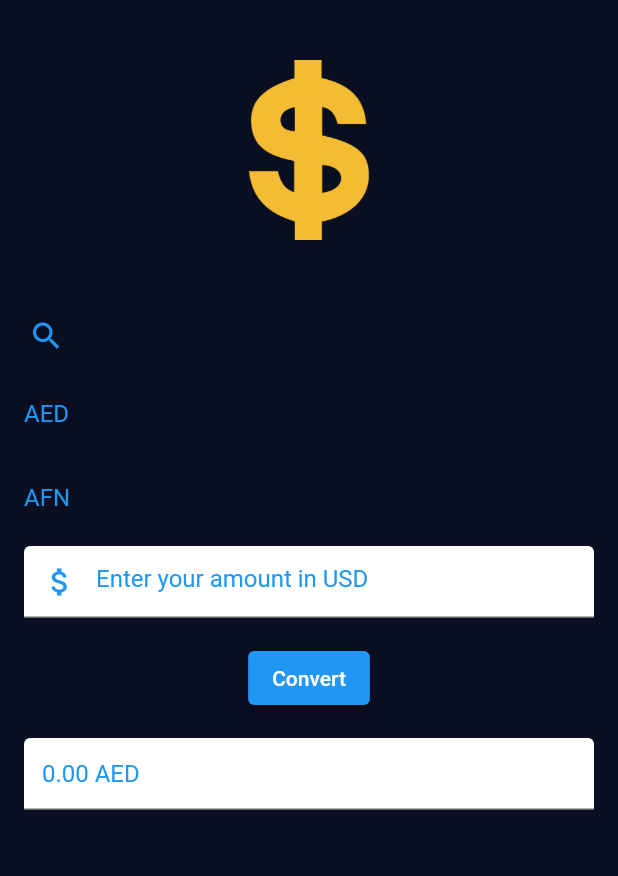
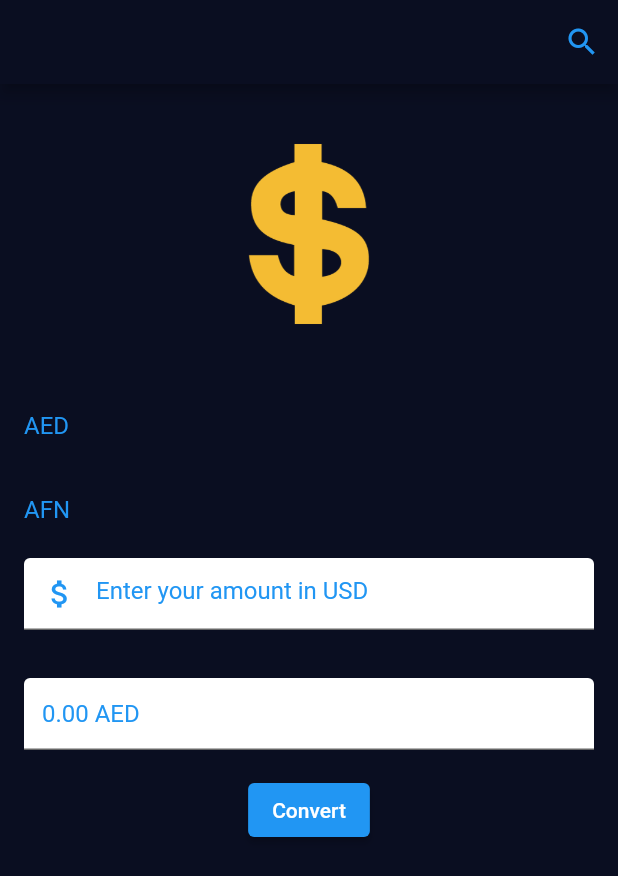
Before and after one commit to Mutei/currency_convertor, a Flutter app: the screen it shows after launch, on a phone screen of 412 x 824 dp. Shown: the top 876 px of the screen. Run offline on Flutter 3.47's test engine with Material 2 defaults, Android fonts, the phone set to English and light mode, and no system bars; our stand-ins replace connectivity.

Commit message:
Updated Commit

```diff
--- a/lib/currency_convertor.dart
+++ b/lib/currency_convertor.dart
@@ -48,16 +48,16 @@ class _CurrencyConvertorState extends State<CurrencyConvertor> {
         return AlertDialog(
           backgroundColor: kPrimaryColor,
           title: const Text(
-            'Search Currency',
+            'Enter a Currency',
             style: TextStyle(
               color: kSearchDialogueTextColors,
             ),
           ),
           content: TextField(
             decoration: const InputDecoration(
-              hintText: 'Enter a currency...',
+              hintText: 'Ex: (SAR or Saudi Riyals) ',
               hintStyle: TextStyle(
-                color: kSearchDialogueTextColors,
+                color: Colors.grey,
               ),
             ),
             style: const TextStyle(
@@ -69,7 +69,11 @@ class _CurrencyConvertorState extends State<CurrencyConvertor> {
 
                 filteredCurrencies =
                     listLength.getCurrenciesList().where((currency) {
-                  return currency.toLowerCase().contains(searchText);
+                  return currency.toLowerCase().contains(searchText) ||
+                      listLength
+                          .getFullCurrencyName(currency)
+                          .toLowerCase()
+                          .contains(searchText);
                 }).toList();
               });
             },
@@ -104,6 +108,20 @@ class _CurrencyConvertorState extends State<CurrencyConvertor> {
   Widget build(BuildContext context) {
     return Scaffold(
       backgroundColor: kPrimaryColor,
+      appBar: AppBar(
+        backgroundColor: kPrimaryColor,
+        actions: [
+          IconButton(
+            icon: const Icon(
+              Icons.search,
+              color: kSearchDialogueTextColors,
+            ),
+            onPressed: () {
+              openSearchDialog(context);
+            },
+          ),
+        ],
+      ),
       body: SingleChildScrollView(
         child: SafeArea(
           child: Center(
@@ -119,18 +137,7 @@ class _CurrencyConvertorState extends State<CurrencyConvertor> {
                     height: 200,
                   ),
                 ),
-                Container(
-                  padding: const EdgeInsets.only(right: 350),
-                  child: IconButton(
-                    icon: const Icon(
-                      Icons.search,
-                      color: kSearchDialogueTextColors,
-                    ),
-                    onPressed: () {
-                      openSearchDialog(context);
-                    },
-                  ),
-                ),
+
                 // Display the filtered currency list
                 SizedBox(
                   height: 100, // Set the desired height
@@ -138,21 +145,40 @@ class _CurrencyConvertorState extends State<CurrencyConvertor> {
                     itemCount: filteredCurrencies.length,
                     itemBuilder: (context, index) {
                       return ListTile(
-                        title: Text(
-                          filteredCurrencies[index],
-                          style:
-                              const TextStyle(color: kSearchDialogueTextColors),
-                        ),
-                        onTap: () {
-                          setState(() {
-                            selectedCurrency = filteredCurrencies[index];
+                          title: Text(
+                            filteredCurrencies[index],
+                            style: const TextStyle(
+                                color: kSearchDialogueTextColors),
+                          ),
+                          onTap: () {
+                            setState(() {
+                              // Check if the selected currency is a full name, and find its shortcut
+                              selectedCurrency = listLength
+                                  .getCurrenciesList()
+                                  .firstWhere(
+                                    (currency) =>
+                                        currency.toLowerCase() ==
+                                            filteredCurrencies[index]
+                                                .toLowerCase() ||
+                                        listLength
+                                                .getFullCurrencyName(currency)
+                                                .toLowerCase() ==
+                                            filteredCurrencies[index]
+                                                .toLowerCase(),
+                                    orElse: () =>
+                                        selectedCurrency, // Use the current selection if not found
+                                  );
+                            });
                           });
-                        },
-                      );
                     },
                   ),
                 ),
+
                 PaddingEnterAmount(controller: controller),
+
+                PaddingTotalValue(
+                    recentValue: recentValue,
+                    selectedCurrency: selectedCurrency),
                 ElevatedButton(
                   onPressed: updateCurrency,
                   style: ButtonStyle(
@@ -165,9 +191,6 @@ class _CurrencyConvertorState extends State<CurrencyConvertor> {
                     style: TextStyle(color: kSecondPrimaryColor),
                   ),
                 ),
-                PaddingTotalValue(
-                    recentValue: recentValue,
-                    selectedCurrency: selectedCurrency),
               ],
             ),
           ),
--- a/lib/list.dart
+++ b/lib/list.dart
@@ -1,177 +1,181 @@
 class Length {
-  final List<String> _currenciesList = [
-    "AED",
-    "AFN",
-    "ALL",
-    "AMD",
-    "ANG",
-    "AOA",
-    "ARS",
-    "AUD",
-    "AWG",
-    "AZN",
-    "BAM",
-    "BBD",
-    "BDT",
-    "BGN",
-    "BHD",
-    "BIF",
-    "BMD",
-    "BND",
-    "BOB",
-    "BRL",
-    "BSD",
-    "BTC",
-    "BTN",
-    "BWP",
-    "BYN",
-    "BYR",
-    "BZD",
-    "CAD",
-    "CDF",
-    "CHF",
-    "CLF",
-    "CLP",
-    "CNY",
-    "COP",
-    "CRC",
-    "CUC",
-    "CUP",
-    "CVE",
-    "CZK",
-    "DJF",
-    "DKK",
-    "DOP",
-    "DZD",
-    "EGP",
-    "ERN",
-    "ETB",
-    "EUR",
-    "FJD",
-    "FKP",
-    "GBP",
-    "GEL",
-    "GGP",
-    "GHS",
-    "GIP",
-    "GMD",
-    "GNF",
-    "GTQ",
-    "GYD",
-    "HKD",
-    "HNL",
-    "HRK",
-    "HTG",
-    "HUF",
-    "IDR",
-    "ILS",
-    "IMP",
-    "INR",
-    "IQD",
-    "IRR",
-    "ISK",
-    "JEP",
-    "JMD",
-    "JOD",
-    "JPY",
-    "KES",
-    "KGS",
-    "KHR",
-    "KMF",
-    "KPW",
-    "KRW",
-    "KWD",
-    "KYD",
-    "KZT",
-    "LAK",
-    "LBP",
-    "LKR",
-    "LRD",
-    "LSL",
-    "LTL",
-    "LVL",
-    "LYD",
-    "MAD",
-    "MDL",
-    "MGA",
-    "MKD",
-    "MMK",
-    "MNT",
-    "MOP",
-    "MRO",
-    "MUR",
-    "MVR",
-    "MWK",
-    "MXN",
-    "MYR",
-    "MZN",
-    "NAD",
-    "NGN",
-    "NIO",
-    "NOK",
-    "NPR",
-    "NZD",
-    "OMR",
-    "PAB",
-    "PEN",
-    "PGK",
-    "PHP",
-    "PKR",
-    "PLN",
-    "PYG",
-    "QAR",
-    "RON",
-    "RSD",
-    "RUB",
-    "RWF",
-    "SAR",
-    "SBD",
-    "SCR",
-    "SDG",
-    "SEK",
-    "SGD",
-    "SHP",
-    "SLE",
-    "SLL",
-    "SOS",
-    "SRD",
-    "STD",
-    "SSP",
-    "SYP",
-    "SZL",
-    "THB",
-    "TJS",
-    "TMT",
-    "TND",
-    "TOP",
-    "TRY",
-    "TTD",
-    "TWD",
-    "TZS",
-    "UAH",
-    "UGX",
-    "UYU",
-    "UZS",
-    "VEF",
-    "VES",
-    "VND",
-    "VUV",
-    "WST",
-    "XAF",
-    "XAG",
-    "XAU",
-    "XCD",
-    "XDR",
-    "XOF",
-    "XPF",
-    "YER",
-    "ZAR",
-    "ZMK",
-    "ZMW",
-    "ZWL",
-  ];
+  final Map<String, String> _currenciesList = {
+    "AED": "United Arab Emirates Dirham",
+    "AFN": "Afghan Afghani",
+    "ALL": "Albanian Lek",
+    "AMD": "Armenian Dram",
+    "ANG": "Netherlands Antillean Guilder",
+    "AOA": "Angolan Kwanza",
+    "ARS": "Argentine Peso",
+    "AUD": "Australian Dollar",
+    "AWG": "Aruban Florin",
+    "AZN": "Azerbaijani Manat",
+    "BAM": "Bosnia-Herzegovina Convertible Mark",
+    "BBD": "Barbadian Dollar",
+    "BDT": "Bangladeshi Taka",
+    "BGN": "Bulgarian Lev",
+    "BHD": "Bahraini Dinar",
+    "BIF": "Burundian Franc",
+    "BMD": "Bermudian Dollar",
+    "BND": "Brunei Dollar",
+    "BOB": "Bolivian Boliviano",
+    "BRL": "Brazilian Real",
+    "BSD": "Bahamian Dollar",
+    "BTC": "Bitcoin",
+    "BTN": "Bhutanese Ngultrum",
+    "BWP": "Botswanan Pula",
+    "BYN": "Belarusian Ruble",
+    "BYR": "Belarusian Ruble (old)",
+    "BZD": "Belize Dollar",
+    "CAD": "Canadian Dollar",
+    "CDF": "Congolese Franc",
+    "CHF": "Swiss Franc",
+    "CLF": "Chilean Unit of Account (UF)",
+    "CLP": "Chilean Peso",
+    "CNY": "Chinese Yuan",
+    "COP": "Colombian Peso",
+    "CRC": "Costa Rican Colón",
+    "CUC": "Cuban Convertible Peso",
+    "CUP": "Cuban Peso",
+    "CVE": "Cape Verdean Escudo",
+    "CZK": "Czech Republic Koruna",
+    "DJF": "Djiboutian Franc",
+    "DKK": "Danish Krone",
+    "DOP": "Dominican Peso",
+    "DZD": "Algerian Dinar",
+    "EGP": "Egyptian Pound",
+    "ERN": "Eritrean Nakfa",
+    "ETB": "Ethiopian Birr",
+    "EUR": "Euro",
+    "FJD": "Fijian Dollar",
+    "FKP": "Falkland Islands Pound",
+    "GBP": "British Pound Sterling",
+    "GEL": "Georgian Lari",
+    "GGP": "Guernsey Pound",
+    "GHS": "Ghanaian Cedi",
+    "GIP": "Gibraltar Pound",
+    "GMD": "Gambian Dalasi",
+    "GNF": "Guinean Franc",
+    "GTQ": "Guatemalan Quetzal",
+    "GYD": "Guyanaese Dollar",
+    "HKD": "Hong Kong Dollar",
+    "HNL": "Honduran Lempira",
+    "HRK": "Croatian Kuna",
+    "HTG": "Haitian Gourde",
+    "HUF": "Hungarian Forint",
+    "IDR": "Indonesian Rupiah",
+    "ILS": "Israeli New Sheqel",
+    "IMP": "Isle of Man Pound",
+    "INR": "Indian Rupee",
+    "IQD": "Iraqi Dinar",
+    "IRR": "Iranian Rial",
+    "ISK": "Icelandic Króna",
+    "JEP": "Jersey Pound",
+    "JMD": "Jamaican Dollar",
+    "JOD": "Jordanian Dinar",
+    "JPY": "Japanese Yen",
+    "KES": "Kenyan Shilling",
+    "KGS": "Kyrgystani Som",
+    "KHR": "Cambodian Riel",
+    "KMF": "Comorian Franc",
+    "KPW": "North Korean Won",
+    "KRW": "South Korean Won",
+    "KWD": "Kuwaiti Dinar",
+    "KYD": "Cayman Islands Dollar",
+    "KZT": "Kazakhstani Tenge",
+    "LAK": "Laotian Kip",
+    "LBP": "Lebanese Pound",
+    "LKR": "Sri Lankan Rupee",
+    "LRD": "Liberian Dollar",
+    "LSL": "Lesotho Loti",
+    "LTL": "Lithuanian Litas",
+    "LVL": "Latvian Lats",
+    "LYD": "Libyan Dinar",
+    "MAD": "Moroccan Dirham",
+    "MDL": "Moldovan Leu",
+    "MGA": "Malagasy Ariary",
+    "MKD": "Macedonian Denar",
+    "MMK": "Myanma Kyat",
+    "MNT": "Mongolian Tugrik",
+    "MOP": "Macanese Pataca",
+    "MRO": "Mauritanian Ouguiya",
+    "MUR": "Mauritian Rupee",
+    "MVR": "Maldivian Rufiyaa",
+    "MWK": "Malawian Kwacha",
+    "MXN": "Mexican Peso",
+    "MYR": "Malaysian Ringgit",
+    "MZN": "Mozambican Metical",
+    "NAD": "Namibian Dollar",
+    "NGN": "Nigerian Naira",
+    "NIO": "Nicaraguan Córdoba",
+    "NOK": "Norwegian Krone",
+    "NPR": "Nepalese Rupee",
+    "NZD": "New Zealand Dollar",
+    "OMR": "Omani Rial",
+    "PAB": "Panamanian Balboa",
+    "PEN": "Peruvian Nuevo Sol",
+    "PGK": "Papua New Guinean Kina",
+    "PHP": "Philippine Peso",
+    "PKR": "Pakistani Rupee",
+    "PLN": "Polish Zloty",
+    "PYG": "Paraguayan Guarani",
+    "QAR": "Qatari Rial",
+    "RON": "Romanian Leu",
+    "RSD": "Serbian Dinar",
+    "RUB": "Russian Ruble",
+    "RWF": "Rwandan Franc",
+    "SAR": "Saudi Riyal",
+    "SBD": "Solomon Islands Dollar",
+    "SCR": "Seychellois Rupee",
+    "SDG": "Sudanese Pound",
+    "SEK": "Swedish Krona",
+    "SGD": "Singapore Dollar",
+    "SHP": "Saint Helena Pound",
+    "SLE": "Sierra Leonean Leone",
+    "SLL": "Sierra Leonean Leone",
+    "SOS": "Somali Shilling",
+    "SRD": "Surinamese Dollar",
+    "STD": "São Tomé and Príncipe Dobra",
+    "SSP": "South Sudanese Pound",
+    "SYP": "Syrian Pound",
+    "SZL": "Swazi Lilangeni",
+    "THB": "Thai Baht",
+    "TJS": "Tajikistani Somoni",
+    "TMT": "Turkmenistani Manat",
+    "TND": "Tunisian Dinar",
+    "TOP": "Tongan Pa'anga",
+    "TRY": "Turkish Lira",
+    "TTD": "Trinidad and Tobago Dollar",
+    "TWD": "New Taiwan Dollar",
+    "TZS": "Tanzanian Shilling",
+    "UAH": "Ukrainian Hryvnia",
+    "UGX": "Ugandan Shilling",
+    "UYU": "Uruguayan Peso",
+    "UZS": "Uzbekistan Som",
+    "VEF": "Venezuelan Bolívar",
+    "VES": "Venezuelan Bolívar Soberano",
+    "VND": "Vietnamese Dong",
+    "VUV": "Vanuatu Vatu",
+    "WST": "Samoan Tala",
+    "XAF": "Central African CFA Franc",
+    "XAG": "Silver Ounce",
+    "XAU": "Gold Ounce",
+    "XCD": "East Caribbean Dollar",
+    "XDR": "International Monetary Fund (IMF) Special Drawing Rights",
+    "XOF": "West African CFA Franc",
+    "XPF": "CFP Franc",
+    "YER": "Yemeni Rial",
+    "ZAR": "South African Rand",
+    "ZMK": "Zambian Kwacha",
+    "ZMW": "Zambian Kwacha",
+    "ZWL": "Zimbabwean Dollar",
+  };
 
   List<String> getCurrenciesList() {
-    return _currenciesList;
+    return _currenciesList.keys.toList();
+  }
+
+  String getFullCurrencyName(String currencyShortcut) {
+    return _currenciesList[currencyShortcut] ?? currencyShortcut;
   }
 }
```
Also changed, not shown: pubspec.lock.
